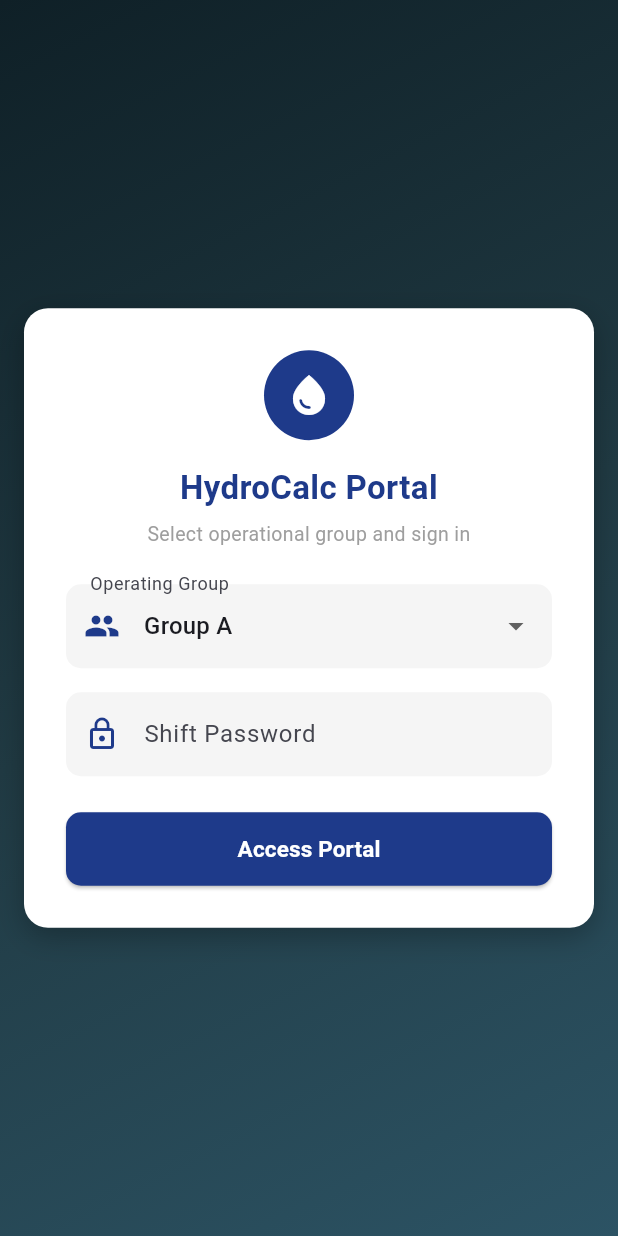
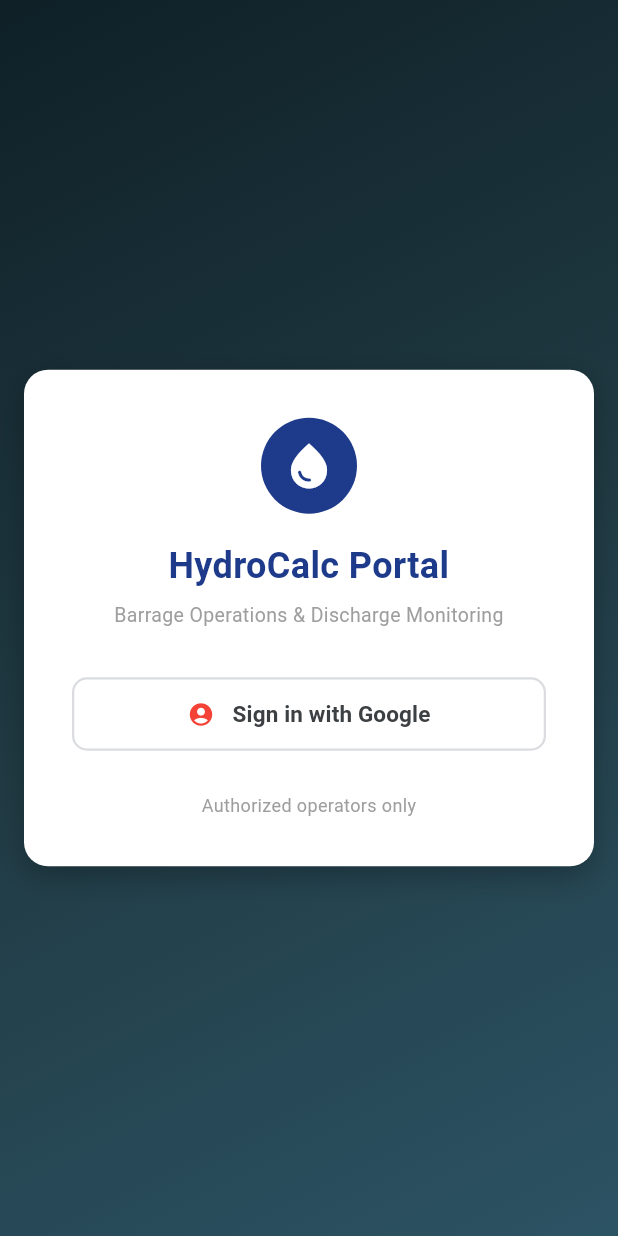
Before and after one commit to suraj9634/hydrocalc-web, a Flutter app: the screen it shows after launch, on a phone screen of 412 x 824 dp. Run offline on Flutter 3.47's test engine with Material 3 defaults, Android fonts, the phone set to English and light mode, and no system bars; our stand-ins replace cloud_firestore, firebase_auth, firebase_core, fl_chart, shared_preferences; missing offline and left inert: dart:html; accounts and stored records are empty; network calls fail.

Commit message:
Add Sign in with Google to login screen

```diff
--- a/lib/screens/login_screen.dart
+++ b/lib/screens/login_screen.dart
@@ -10,67 +10,69 @@ class LoginScreen extends StatefulWidget {
 }
 
 class _LoginScreenState extends State<LoginScreen> {
-  final _passController = TextEditingController();
   final FirebaseAuth _auth = FirebaseAuth.instance;
-
-  String _selectedGroup = 'Group A';
   bool _isLoading = false;
   String _errorMessage = '';
 
-  // Maps clean UI labels to internal Firebase Auth user emails
-  final Map<String, String> _groupEmails = {
-    'Supervisor': 'supervisor@hydrocalc.local',
-    'Group A': 'groupa@hydrocalc.local',
-    'Group B': 'groupb@hydrocalc.local',
-    'Group C': 'groupc@hydrocalc.local',
-    'Group D': 'groupd@hydrocalc.local',
-  };
+  // Optional: Whitelist specific operator emails (Leave empty to allow all Google sign-ins)
+  final List<String> _allowedOperatorEmails = [
+    // 'operator1@gmail.com',
+    // 'operator2@gmail.com',
+  ];
 
-  @override
-  void dispose() {
-    _passController.dispose();
-    super.dispose();
-  }
-
-  Future<void> _handleLogin() async {
+  Future<void> _handleGoogleSignIn() async {
     setState(() {
       _isLoading = true;
       _errorMessage = '';
     });
 
-    final email = _groupEmails[_selectedGroup]!;
-    final password = _passController.text.trim();
+    try {
+      // Initialize the Google Auth Provider for Web
+      GoogleAuthProvider googleProvider = GoogleAuthProvider();
+      googleProvider.addScope('email');
+      googleProvider.setCustomParameters({'prompt': 'select_account'});
 
-    try {
-      await _auth.signInWithEmailAndPassword(
-        email: email,
-        password: password,
-      );
+      // Triggers browser pop-up for account selection
+      UserCredential userCredential = await _auth.signInWithPopup(googleProvider);
+      final user = userCredential.user;
+
+      if (user != null) {
+        // Verification: check whitelist if configured
+        if (_allowedOperatorEmails.isNotEmpty && !_allowedOperatorEmails.contains(user.email?.toLowerCase())) {
+          await _auth.signOut();
+          setState(() {
+            _errorMessage = 'Access denied: ${user.email} is not registered as an authorized operator.';
+            _isLoading = false;
+          });
+          return;
+        }
 
         if (!mounted) return;
 
-      // Navigate to HomePage and forward the authenticated shift label
+        // Route to HomePage with the operator's name/email as currentRole
+        final roleOrName = user.displayName ?? user.email ?? 'Operator';
         Navigator.pushReplacement(
           context,
           MaterialPageRoute(
-          builder: (context) => HomePage(currentRole: _selectedGroup),
+            builder: (context) => HomePage(currentRole: roleOrName),
           ),
         );
+      }
     } on FirebaseAuthException catch (e) {
       setState(() {
-        if (e.code == 'wrong-password' || e.code == 'invalid-credential') {
-          _errorMessage = 'Incorrect password for $_selectedGroup.';
-        } else if (e.code == 'user-not-found') {
-          _errorMessage = 'User not configured in Firebase Console.';
-        } else if (e.code == 'network-request-failed') {
-          _errorMessage = 'Network connection failed. Check your internet.';
+        if (e.code == 'popup-closed-by-user') {
+          _errorMessage = 'Sign-in cancelled by user.';
+        } else if (e.code == 'popup-blocked') {
+          _errorMessage = 'Sign-in popup blocked by browser. Please allow popups for this site.';
+        } else if (e.code == 'unauthorized-domain') {
+          _errorMessage = 'Domain not authorized in Firebase Console settings.';
         } else {
-          _errorMessage = e.message ?? 'Authentication failed.';
+          _errorMessage = e.message ?? 'Google authentication failed.';
         }
       });
-    } catch (_) {
+    } catch (e) {
       setState(() {
-        _errorMessage = 'An unexpected error occurred. Please try again.';
+        _errorMessage = 'An unexpected error occurred: $e';
       });
     } finally {
       if (mounted) {
@@ -94,7 +96,7 @@ class _LoginScreenState extends State<LoginScreen> {
           child: SingleChildScrollView(
             child: Container(
               width: 400,
-              padding: const EdgeInsets.all(28.0),
+              padding: const EdgeInsets.all(32.0),
               margin: const EdgeInsets.symmetric(horizontal: 16),
               decoration: BoxDecoration(
                 color: Colors.white,
@@ -112,65 +114,76 @@ class _LoginScreenState extends State<LoginScreen> {
                 crossAxisAlignment: CrossAxisAlignment.stretch,
                 children: [
                   const CircleAvatar(
-                    radius: 30,
+                    radius: 32,
                     backgroundColor: Color(0xFF1E3A8A),
-                    child: Icon(Icons.water_drop, size: 32, color: Colors.white),
+                    child: Icon(Icons.water_drop, size: 36, color: Colors.white),
                   ),
-                  const SizedBox(height: 16),
+                  const SizedBox(height: 18),
                   const Text(
                     "HydroCalc Portal",
                     textAlign: TextAlign.center,
                     style: TextStyle(
-                      fontSize: 22,
+                      fontSize: 24,
                       fontWeight: FontWeight.bold,
                       color: Color(0xFF1E3A8A),
                     ),
                   ),
                   const SizedBox(height: 6),
                   const Text(
-                    "Select operational group and sign in",
+                    "Barrage Operations & Discharge Monitoring",
                     textAlign: TextAlign.center,
                     style: TextStyle(color: Colors.grey, fontSize: 13),
                   ),
-                  const SizedBox(height: 24),
-                  DropdownButtonFormField<String>(
-                    value: _selectedGroup,
-                    decoration: InputDecoration(
-                      labelText: "Operating Group",
-                      filled: true,
-                      fillColor: Colors.grey[100],
-                      prefixIcon: const Icon(Icons.group, color: Color(0xFF1E3A8A)),
-                      border: OutlineInputBorder(
+                  const SizedBox(height: 32),
+
+                  // Google Sign-In Button
+                  OutlinedButton(
+                    onPressed: _isLoading ? null : _handleGoogleSignIn,
+                    style: OutlinedButton.styleFrom(
+                      padding: const EdgeInsets.symmetric(vertical: 14),
+                      side: const BorderSide(color: Color(0xFFDADCE0), width: 1.5),
+                      shape: RoundedRectangleBorder(
                         borderRadius: BorderRadius.circular(10),
-                        borderSide: BorderSide.none,
+                      ),
+                      backgroundColor: Colors.white,
+                    ),
+                    child: _isLoading
+                        ? const SizedBox(
+                            width: 20,
+                            height: 20,
+                            child: CircularProgressIndicator(strokeWidth: 2),
+                          )
+                        : Row(
+                            mainAxisAlignment: MainAxisAlignment.center,
+                            children: [
+                              Image.network(
+                                'https://www.gstatic.com/firebasejs/ui/2.0.0/images/auth/google.svg',
+                                height: 22,
+                                width: 22,
+                                errorBuilder: (_, __, ___) => const Icon(Icons.account_circle, color: Colors.red),
+                              ),
+                              const SizedBox(width: 12),
+                              const Text(
+                                "Sign in with Google",
+                                style: TextStyle(
+                                  fontSize: 15,
+                                  fontWeight: FontWeight.w600,
+                                  color: Color(0xFF3C4043),
                                 ),
                               ),
-                    items: _groupEmails.keys.map((group) {
-                      return DropdownMenuItem(value: group, child: Text(group));
-                    }).toList(),
-                    onChanged: (val) {
-                      if (val != null) setState(() => _selectedGroup = val);
-                    },
-                  ),
-                  const SizedBox(height: 16),
-                  TextField(
-                    controller: _passController,
-                    obscureText: true,
-                    onSubmitted: (_) => _handleLogin(),
-                    decoration: InputDecoration(
-                      labelText: "Shift Password",
-                      filled: true,
-                      fillColor: Colors.grey[100],
-                      prefixIcon: const Icon(Icons.lock_outline, color: Color(0xFF1E3A8A)),
-                      border: OutlineInputBorder(
-                        borderRadius: BorderRadius.circular(10),
-                        borderSide: BorderSide.none,
+                            ],
                           ),
                   ),
+
+                  if (_errorMessage.isNotEmpty) ...[
+                    const SizedBox(height: 18),
+                    Container(
+                      padding: const EdgeInsets.all(10),
+                      decoration: BoxDecoration(
+                        color: Colors.red.shade50,
+                        borderRadius: BorderRadius.circular(8),
                       ),
-                  if (_errorMessage.isNotEmpty) ...[
-                    const SizedBox(height: 12),
-                    Text(
+                      child: Text(
                         _errorMessage,
                         textAlign: TextAlign.center,
                         style: const TextStyle(
@@ -179,31 +192,14 @@ class _LoginScreenState extends State<LoginScreen> {
                           fontWeight: FontWeight.w500,
                         ),
                       ),
+                    ),
                   ],
-                  const SizedBox(height: 24),
-                  ElevatedButton(
-                    onPressed: _isLoading ? null : _handleLogin,
-                    style: ElevatedButton.styleFrom(
-                      backgroundColor: const Color(0xFF1E3A8A),
-                      foregroundColor: Colors.white,
-                      padding: const EdgeInsets.symmetric(vertical: 14),
-                      shape: RoundedRectangleBorder(
-                        borderRadius: BorderRadius.circular(10),
-                      ),
-                    ),
-                    child: _isLoading
-                        ? const SizedBox(
-                            width: 18,
-                            height: 18,
-                            child: CircularProgressIndicator(
-                              color: Colors.white,
-                              strokeWidth: 2,
-                            ),
-                          )
-                        : const Text(
-                            "Access Portal",
-                            style: TextStyle(fontSize: 15, fontWeight: FontWeight.bold),
-                          ),
+
+                  const SizedBox(height: 28),
+                  const Text(
+                    "Authorized operators only",
+                    textAlign: TextAlign.center,
+                    style: TextStyle(color: Colors.grey, fontSize: 12),
                   ),
                 ],
               ),
```
Lines whose indentation alone changed are shown as unchanged.
